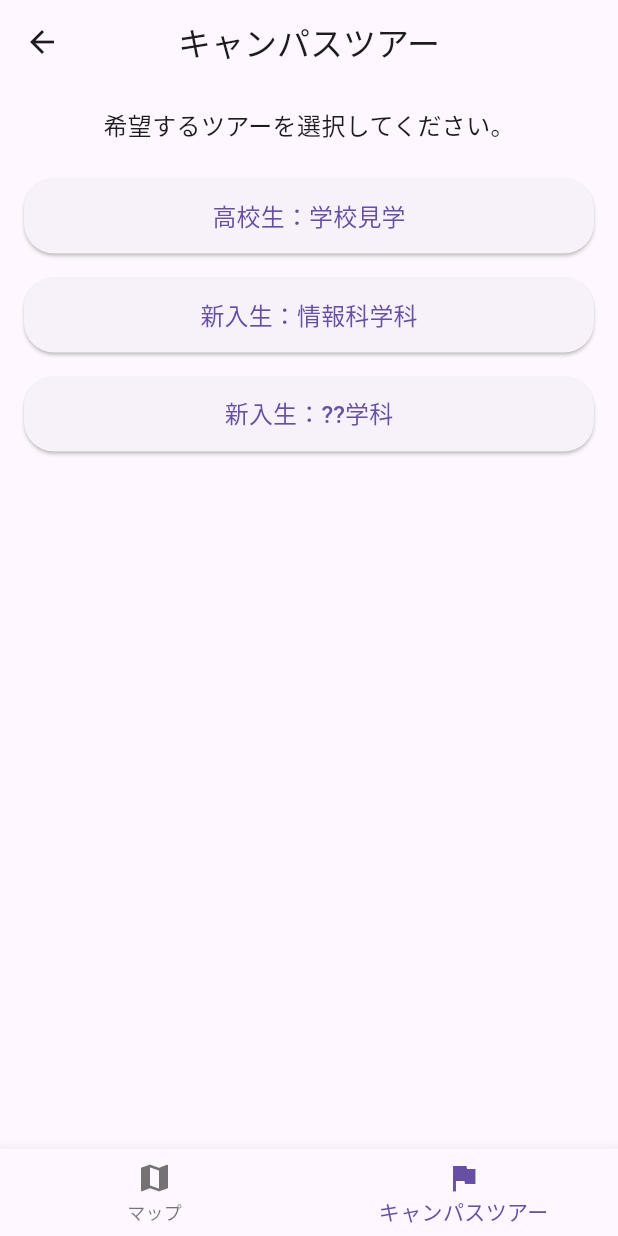
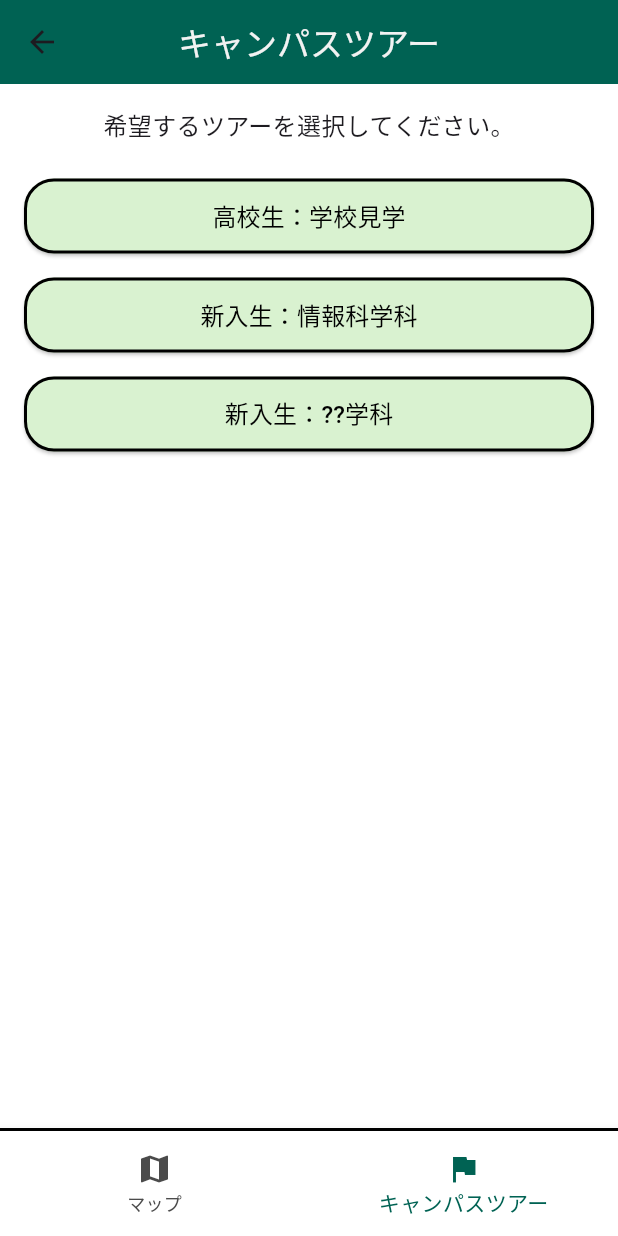
Before and after one commit to bserab/digital_disign, a Flutter app: the screen it shows after launch, item 2 of the bottom bar chosen, on a phone screen of 412 x 824 dp. Run offline on Flutter 3.47's test engine with Material 3 defaults, Android fonts, the phone set to English and light mode, and no system bars; our stand-ins replace google_maps_flutter.

Commit message:
デザインの変更

```diff
--- a/lib/app_home.dart
+++ b/lib/app_home.dart
@@ -37,10 +37,6 @@ class _AppHomeState extends State<AppHome> {
   Widget build(BuildContext context) {
     return MaterialApp(
         home: Scaffold(
-        appBar: AppBar(
-          title: const Text("マップ"),
-          centerTitle: true,
-        ),
         body: GoogleMap(
           onMapCreated: _onMapCreated,
           initialCameraPosition: CameraPosition(
@@ -48,9 +44,44 @@ class _AppHomeState extends State<AppHome> {
             zoom: 11.0,
           ),
         ),
-        bottomNavigationBar: BottomNavigationBar(
+        bottomNavigationBar: Column(
+        mainAxisSize: MainAxisSize.min, // 必要最小限の高さに設定
+        children: [
+          // 検索ボックスの上に線
+          Container(
+            height: 2.0, // 線の高さ
+            color: Colors.black, // 線の色
+          ),
+          // 検索ボックス全体の背景色を白に
+          Container(
+            color: Colors.white, // 背景を白に設定
+            child: Padding(
+              padding: const EdgeInsets.all(8.0),
+              child: TextField(
+                decoration: InputDecoration(
+                  labelText: '検索', // 検索と書かれたラベル
+                  fillColor: Colors.white, // 背景色を白に設定
+                  filled: true, // 背景を塗りつぶす
+                  border: OutlineInputBorder(), // ボーダーを追加
+                  contentPadding: EdgeInsets.symmetric(horizontal: 10.0), // 内側の余白
+                ),
+              ),
+            ),
+          ),
+          // 検索ボックスとナビゲーションバーの間に線を追加
+          Container(
+            height: 2.0, // 線の高さ
+            color: Colors.black, // 線の色
+          ),
+          // ナビゲーションバー
+          Container(
+            height: 70.0, // 高さを変更
+            child: BottomNavigationBar(
               currentIndex: _selectedIndex,
               onTap: _onItemTapped,
+              selectedItemColor: const Color.fromRGBO(0, 98, 83, 1), // 選択時のアイコン色
+              unselectedItemColor: const Color.fromRGBO(75, 75, 75, 1), // 非選択時のアイコン色
+              backgroundColor: Colors.white,
               items: const [
                 BottomNavigationBarItem(
                   icon: Icon(Icons.map),
@@ -63,6 +94,9 @@ class _AppHomeState extends State<AppHome> {
               ],
             ),
           ),
+        ],
+      ),
+    )
     );
   }
 }
--- a/lib/campus_tour_home.dart
+++ b/lib/campus_tour_home.dart
@@ -28,10 +28,18 @@ class _CampusTourHome extends State<CampusTourHome> {
   Widget build(BuildContext context) {
     return Scaffold(
       appBar: AppBar(
-        title: const Text("キャンパスツアー"),
+        title: const Text(
+          "キャンパスツアー",
+          style: TextStyle(
+            color: Color.fromRGBO(242, 242, 242, 1), // テキストの色を設定
+          ),
+        ),
         centerTitle: true,
+        backgroundColor: const Color.fromRGBO(0, 98, 83, 1), // AppBarの背景色を変更
       ),
-      body: Column(
+      body: Container(
+        color: Colors.white, // 背景色を白に設定
+        child: Column(
           children: [
             const SizedBox(height: 16), // 上部の余白
             const Text(
@@ -69,9 +77,25 @@ class _CampusTourHome extends State<CampusTourHome> {
             ),
           ],
         ),
-      bottomNavigationBar: BottomNavigationBar(
+      ),
+      bottomNavigationBar: Column(
+        mainAxisSize: MainAxisSize.min, // 必要最小限の高さに設定
+        children: [
+          // ナビゲーションバーの上に線を追加
+          Container(
+            height: 2.0, // 線の高さ
+            color: Colors.black, // 線の色
+          ),
+          // ナビゲーションバー
+          Container(
+            height: 70.0, // ナビゲーションバーの高さを変更
+            color: Colors.white, // 背景色を白に設定
+            child: BottomNavigationBar(
               currentIndex: _selectedIndex,
               onTap: _onItemTapped,
+              selectedItemColor: const Color.fromRGBO(0, 98, 83, 1), // 選択時のアイコン色
+              unselectedItemColor: const Color.fromRGBO(75, 75, 75, 1), // 非選択時のアイコン色
+              backgroundColor: Colors.white, // ナビゲーションバーの背景を白に設定
               items: const [
                 BottomNavigationBarItem(
                   icon: Icon(Icons.map),
@@ -80,6 +104,9 @@ class _CampusTourHome extends State<CampusTourHome> {
                 BottomNavigationBarItem(
                   icon: Icon(Icons.flag),
                   label: "キャンパスツアー",
+                ),
+              ],
+            ),
           ),
         ],
       ),
--- a/lib/util.dart
+++ b/lib/util.dart
@@ -19,10 +19,21 @@ class RoundedButton extends StatelessWidget {
         style: ElevatedButton.styleFrom(
           shape: RoundedRectangleBorder(
             borderRadius: BorderRadius.circular(20), // 角丸
+            side: const BorderSide(
+              color: Colors.black, // ボーダーの色を黒に設定
+              width: 2.0, // ボーダーの太さ
+            ),
           ),
           minimumSize: const Size(double.infinity, 50), // ボタンのサイズ
+          backgroundColor: const Color.fromRGBO(217, 242, 208, 1), // ボタンの背景色を変更
         ),
-        child: Text(label, style: const TextStyle(fontSize: 16)),
+        child: Text(
+          label,
+          style: const TextStyle(
+            fontSize: 16,
+            color: Colors.black, // テキスト色を黒に設定
+          ),
+        ),
       ),
     );
   }
```
Lines whose indentation alone changed are shown as unchanged.
